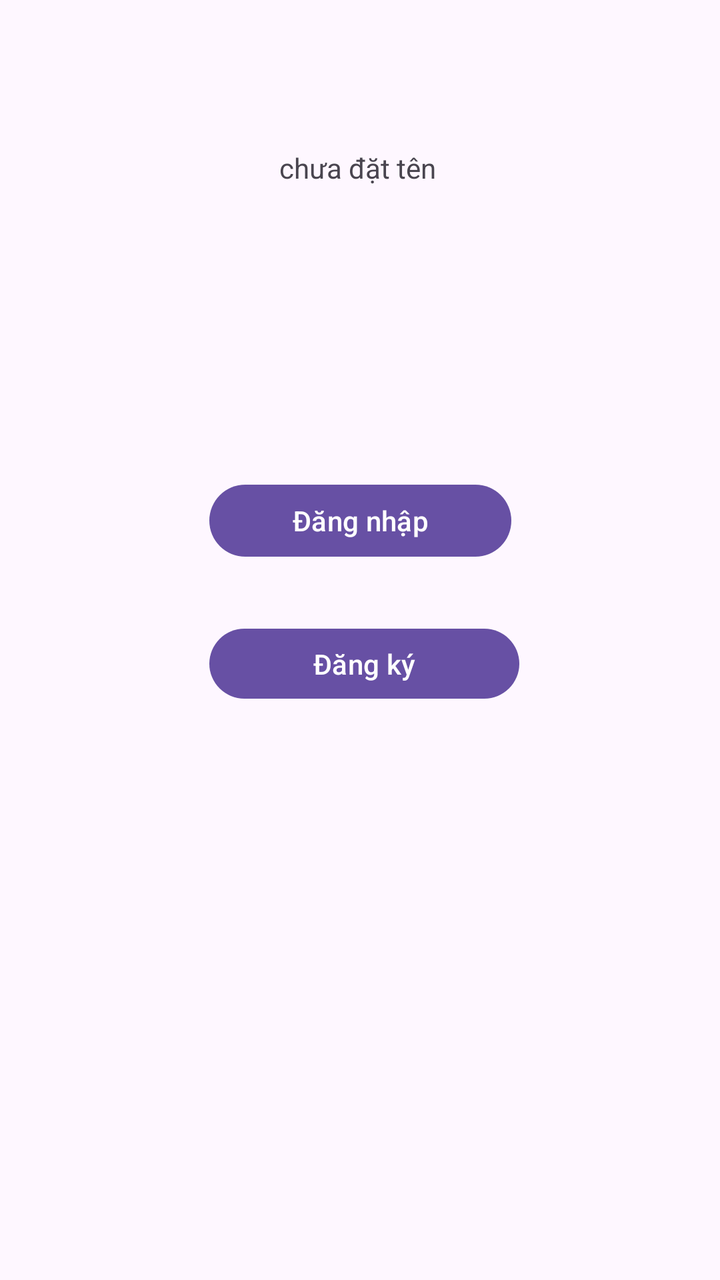
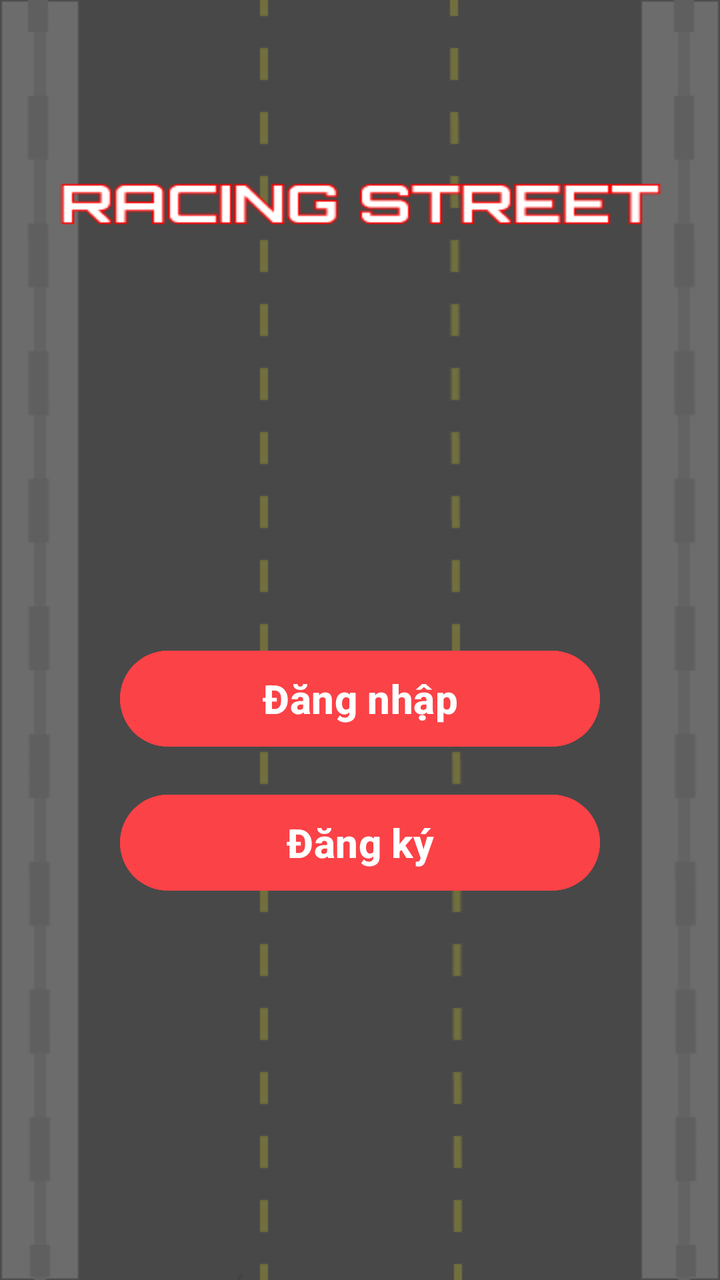

Screens rendered from an Android XML layout before and after an edit, with the pre-edit source and the edit as a unified diff.
<!-- AndroidManifest.xml: application theme Theme.Game -->
<!-- res/layout/activity_main.xml -->
<?xml version="1.0" encoding="utf-8"?>
<androidx.constraintlayout.widget.ConstraintLayout
    xmlns:android="http://schemas.android.com/apk/res/android"
    xmlns:tools="http://schemas.android.com/tools"
    xmlns:app="http://schemas.android.com/apk/res-auto"
    android:id="@+id/main"
    android:layout_width="match_parent"
    android:layout_height="match_parent"
    android:fitsSystemWindows="true"
    tools:context=".MainActivity">

    <TextView
        android:id="@+id/lbTile"
        android:layout_width="80dp"
        android:layout_height="40dp"
        android:layout_marginBottom="124dp"
        android:text="chưa đặt tên"
        app:layout_constraintBottom_toTopOf="@+id/btnLogin"
        app:layout_constraintEnd_toEndOf="@+id/btnLogin"
        app:layout_constraintHorizontal_bias="0.492"
        app:layout_constraintStart_toStartOf="@+id/btnLogin" />

    <Button
        android:id="@+id/btnLogin"
        android:layout_width="151dp"
        android:layout_height="44dp"
        android:text="Đăng nhập"
        app:layout_constraintWidth_percent="0.55"
        app:layout_constraintBottom_toBottomOf="parent"
        app:layout_constraintEnd_toEndOf="parent"
        app:layout_constraintStart_toStartOf="parent"
        app:layout_constraintTop_toTopOf="parent"
        app:layout_constraintVertical_bias="0.4" />

    <Button
        android:id="@+id/btnresgin"
        android:layout_width="155dp"
        android:layout_height="43dp"
        android:layout_marginTop="28dp"
        android:text="Đăng ký"
        app:layout_constraintEnd_toEndOf="@+id/btnLogin"
        app:layout_constraintHorizontal_bias="0.0"
        app:layout_constraintStart_toStartOf="@+id/btnLogin"
        app:layout_constraintTop_toBottomOf="@+id/btnLogin" />
</androidx.constraintlayout.widget.ConstraintLayout>
<!-- resources referenced by this layout -->
<resources>
  <style name="Theme.Game" parent="Base.Theme.Game" />
  <style name="Base.Theme.Game" parent="Theme.Material3.DayNight.NoActionBar">
          
          
      </style>
</resources>

<!-- the commit's change to res/layout/activity_main.xml (unified diff, before → after) -->
@@ -7,39 +7,36 @@
     android:layout_width="match_parent"
     android:layout_height="match_parent"
     android:fitsSystemWindows="true"
+    android:background="@drawable/loadingscreen"
     tools:context=".MainActivity">
-
-    <TextView
-        android:id="@+id/lbTile"
-        android:layout_width="80dp"
-        android:layout_height="40dp"
-        android:layout_marginBottom="124dp"
-        android:text="chưa đặt tên"
-        app:layout_constraintBottom_toTopOf="@+id/btnLogin"
-        app:layout_constraintEnd_toEndOf="@+id/btnLogin"
-        app:layout_constraintHorizontal_bias="0.492"
-        app:layout_constraintStart_toStartOf="@+id/btnLogin" />
 
     <Button
         android:id="@+id/btnLogin"
-        android:layout_width="151dp"
-        android:layout_height="44dp"
+        android:layout_width="240dp"
+        android:layout_height="56dp"
         android:text="Đăng nhập"
-        app:layout_constraintWidth_percent="0.55"
+        android:textSize="20sp"
+        android:textStyle="bold"
+        android:textColor="#FFFFFF"
+        android:backgroundTint="#FB4247"
         app:layout_constraintBottom_toBottomOf="parent"
         app:layout_constraintEnd_toEndOf="parent"
         app:layout_constraintStart_toStartOf="parent"
         app:layout_constraintTop_toTopOf="parent"
-        app:layout_constraintVertical_bias="0.4" />
+        app:layout_constraintVertical_bias="0.55" />
 
     <Button
-        android:id="@+id/btnresgin"
-        android:layout_width="155dp"
-        android:layout_height="43dp"
-        android:layout_marginTop="28dp"
+        android:id="@+id/btnResign"
+        android:layout_width="240dp"
+        android:layout_height="56dp"
+        android:layout_marginTop="16dp"
         android:text="Đăng ký"
+        android:textSize="20sp"
+        android:textStyle="bold"
+        android:textColor="#FFFFFF"
+        android:backgroundTint="#FB4247"
         app:layout_constraintEnd_toEndOf="@+id/btnLogin"
-        app:layout_constraintHorizontal_bias="0.0"
         app:layout_constraintStart_toStartOf="@+id/btnLogin"
         app:layout_constraintTop_toBottomOf="@+id/btnLogin" />
+
 </androidx.constraintlayout.widget.ConstraintLayout>
<!-- resource entries referenced after the edit -->
@@ -1,5 +1,6 @@
 <!-- resources referenced by this layout -->
 <resources>
+  <!-- drawable loadingscreen: png bitmap (drawable, 8203 bytes) -->
   <style name="Theme.Game" parent="Base.Theme.Game" />
   <style name="Base.Theme.Game" parent="Theme.Material3.DayNight.NoActionBar">
           
